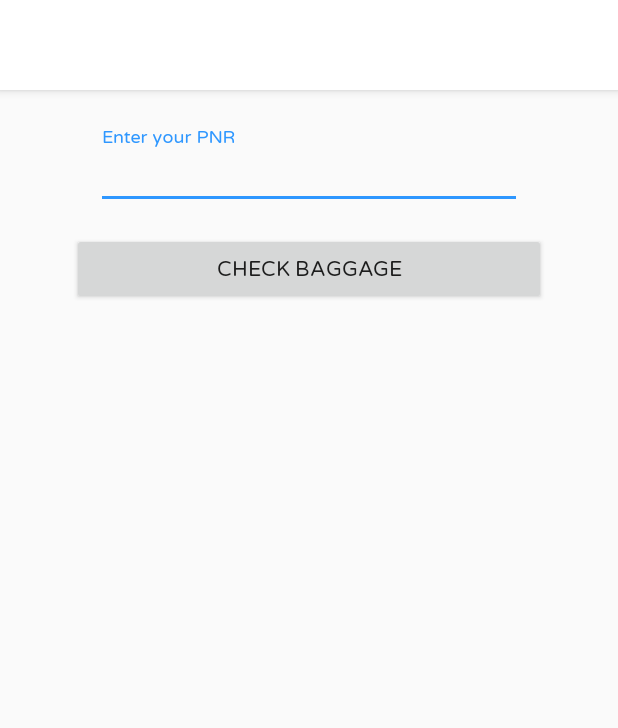
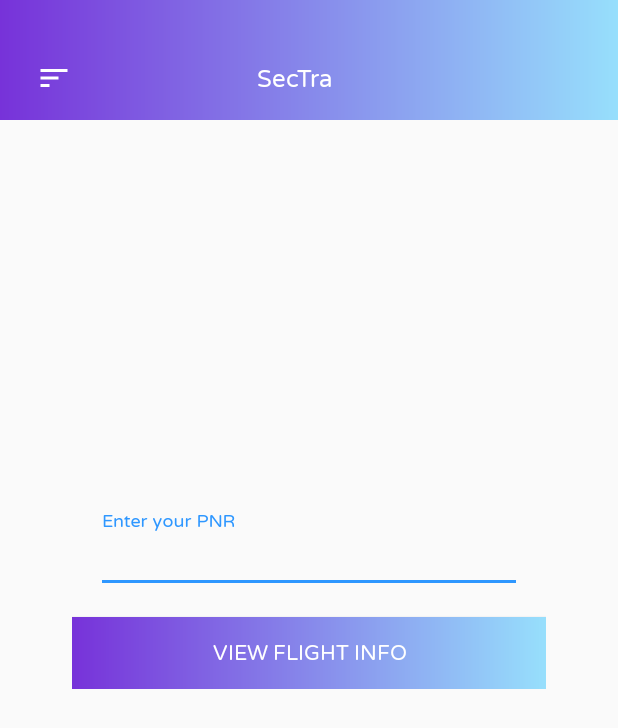
Before and after one commit to mrsaicharan1/SecTra, an Android app: the screen it shows after launch (MainActivity), on a phone screen of 412 x 824 dp. Shown: the top 728 px of the screen. Run offline under Robolectric (Android 15) with nearby library versions, the phone set to English and light mode, and no system bars.

Commit message:
Added gradients. UI basic made.

```diff
--- a/SectraApp/app/src/main/java/org/freeflo/sashank/sectra/activities/MainActivity.kt
+++ b/SectraApp/app/src/main/java/org/freeflo/sashank/sectra/activities/MainActivity.kt
@@ -3,9 +3,14 @@ package org.freeflo.sashank.sectra.activities
 import android.support.v7.app.AppCompatActivity
 import android.os.Bundle
 import android.support.v7.app.ActionBar
+import android.view.Menu
+import android.view.MenuItem
 import org.freeflo.sashank.sectra.R
 import org.freeflo.sashank.sectra.fragments.DetailsFragment
 import org.freeflo.sashank.sectra.fragments.HomeFragment
+import android.view.WindowManager
+
+
 
 class MainActivity : AppCompatActivity() {
 
@@ -15,6 +20,8 @@ class MainActivity : AppCompatActivity() {
 
         supportActionBar?.displayOptions = ActionBar.DISPLAY_SHOW_CUSTOM
         supportActionBar?.setDisplayShowCustomEnabled(true)
+        window.addFlags(WindowManager.LayoutParams.FLAG_LAYOUT_NO_LIMITS)
+        window.addFlags(WindowManager.LayoutParams.FLAG_TRANSLUCENT_NAVIGATION)
 
         supportFragmentManager.beginTransaction()
             .add(R.id.frame, HomeFragment())
@@ -34,4 +41,14 @@ class MainActivity : AppCompatActivity() {
         } else
             super.onBackPressed()
     }
+
+    /*override fun onCreateOptionsMenu(menu: Menu?): Boolean {
+        menuInflater.inflate(R.menu.menu_main,menu)
+        return true
+    }
+
+    override fun onOptionsItemSelected(item: MenuItem?): Boolean {
+        return if (item?.itemId == R.id.logout) true
+        else super.onOptionsItemSelected(item)
+    }*/
 }
--- a/SectraApp/app/src/main/java/org/freeflo/sashank/sectra/activities/ScanActivity.kt
+++ b/SectraApp/app/src/main/java/org/freeflo/sashank/sectra/activities/ScanActivity.kt
@@ -6,6 +6,9 @@ import android.os.Bundle
 import com.wonderkiln.camerakit.*
 import kotlinx.android.synthetic.main.activity_scan.*
 import android.graphics.Bitmap
+import android.support.v7.app.ActionBar
+import android.view.View
+import android.view.WindowManager
 import java.io.ByteArrayOutputStream
 import java.io.File
 import java.io.FileOutputStream
@@ -14,6 +17,7 @@ import org.json.JSONObject
 import com.androidnetworking.interfaces.JSONObjectRequestListener
 import com.androidnetworking.AndroidNetworking
 import com.androidnetworking.common.Priority
+import kotlinx.android.synthetic.main.app_bar.*
 import org.freeflo.sashank.sectra.R
 import org.jetbrains.anko.startActivity
 import org.jetbrains.anko.toast
@@ -25,7 +29,13 @@ class ScanActivity : AppCompatActivity() {
         super.onCreate(savedInstanceState)
         setContentView(R.layout.activity_scan)
 
-        title = "Scan Your Baggage"
+        supportActionBar?.displayOptions = ActionBar.DISPLAY_SHOW_CUSTOM
+        supportActionBar?.setDisplayShowCustomEnabled(true)
+        window.addFlags(WindowManager.LayoutParams.FLAG_LAYOUT_NO_LIMITS)
+        window.addFlags(WindowManager.LayoutParams.FLAG_TRANSLUCENT_NAVIGATION)
+        appBarTitle.text = "Scan Your Baggage"
+        menuIV.visibility = View.GONE
+
         cameraView.addCameraKitListener(object : CameraKitEventListener {
             override fun onVideo(p0: CameraKitVideo?) {}
 
--- /dev/null
+++ b/SectraApp/app/src/main/res/drawable/gradient_main.xml
@@ -0,0 +1,11 @@
+<?xml version="1.0" encoding="utf-8"?>
+<shape xmlns:android="http://schemas.android.com/apk/res/android"
+       android:shape="rectangle" >
+
+    <gradient
+            android:angle="0"
+            android:startColor="#7732D9"
+            android:endColor="#97DFFC"/>
+
+    <corners android:radius="0dp" />
+</shape>
--- /dev/null
+++ b/SectraApp/app/src/main/res/drawable/ic_more_vert_white_24dp.xml
@@ -0,0 +1,5 @@
+<vector android:height="24dp" android:tint="#FFFFFF"
+    android:viewportHeight="24.0" android:viewportWidth="24.0"
+    android:width="24dp" xmlns:android="http://schemas.android.com/apk/res/android">
+    <path android:fillColor="#FF000000" android:pathData="M12,8c1.1,0 2,-0.9 2,-2s-0.9,-2 -2,-2 -2,0.9 -2,2 0.9,2 2,2zM12,10c-1.1,0 -2,0.9 -2,2s0.9,2 2,2 2,-0.9 2,-2 -0.9,-2 -2,-2zM12,16c-1.1,0 -2,0.9 -2,2s0.9,2 2,2 2,-0.9 2,-2 -0.9,-2 -2,-2z"/>
+</vector>
--- /dev/null
+++ b/SectraApp/app/src/main/res/drawable/ic_sort_white_24dp.xml
@@ -0,0 +1,5 @@
+<vector android:height="24dp" android:tint="#FFFFFF"
+    android:viewportHeight="24.0" android:viewportWidth="24.0"
+    android:width="24dp" xmlns:android="http://schemas.android.com/apk/res/android">
+    <path android:fillColor="#FF000000" android:pathData="M3,18h6v-2L3,16v2zM3,6v2h18L21,6L3,6zM3,13h12v-2L3,11v2z"/>
+</vector>
--- a/SectraApp/app/src/main/res/layout/activity_main.xml
+++ b/SectraApp/app/src/main/res/layout/activity_main.xml
@@ -1,46 +1,31 @@
 <?xml version="1.0" encoding="utf-8"?>
-<android.support.design.widget.CoordinatorLayout
+<android.support.constraint.ConstraintLayout
+        android:layout_height="match_parent"
+        android:layout_width="match_parent"
         xmlns:android="http://schemas.android.com/apk/res/android"
-        xmlns:app="http://schemas.android.com/apk/res-auto"
-        android:layout_width="match_parent"
-        android:layout_height="match_parent"
-        android:fitsSystemWindows="true">
+        xmlns:app="http://schemas.android.com/apk/res-auto">
 
-<android.support.design.widget.AppBarLayout
-        android:id="@+id/appbar"
-        android:layout_width="match_parent"
-        android:layout_height="60dp"
-        android:fitsSystemWindows="true"
-        android:theme="@style/AppTheme.PopupOverlay">
+    <include layout="@layout/app_bar"
+             app:layout_constraintTop_toTopOf="parent"
+             android:id="@+id/appbar"/>
 
-        <android.support.v7.widget.Toolbar
-                android:id="@+id/toolbar"
+    <android.support.v4.widget.NestedScrollView
+            android:layout_width="match_parent"
+            android:layout_height="0dp"
+            app:layout_behavior="@string/appbar_scrolling_view_behavior"
+            app:layout_constraintTop_toBottomOf="@+id/appbar"
+            app:layout_constraintBottom_toBottomOf="parent">
+
+        <FrameLayout
+                xmlns:android="http://schemas.android.com/apk/res/android"
+                xmlns:tools="http://schemas.android.com/tools"
+                android:layout_height="match_parent"
                 android:layout_width="match_parent"
-                android:layout_height="60dp"
-                app:layout_collapseMode="pin">
+                android:id="@+id/frame"
+                android:layout_gravity="center"
+                android:layout_marginBottom="60dp"
+                tools:context=".fragments.HomeFragment"/>
 
-        </android.support.v7.widget.Toolbar>
+    </android.support.v4.widget.NestedScrollView>
 
-        <TextView
-                android:layout_width="match_parent"
-                android:layout_height="wrap_content"
-                android:layout_gravity="center|bottom"
-                android:gravity="center|bottom"
-                android:padding="20dp"
-                android:text="@string/app_name"
-                android:textColor="@color/colorAccent"
-                android:textSize="30sp" />
-
-</android.support.design.widget.AppBarLayout>
-
-<android.support.v4.widget.NestedScrollView
-        android:layout_width="match_parent"
-        android:layout_height="match_parent"
-        android:layout_marginBottom="?attr/actionBarSize"
-        app:layout_behavior="@string/appbar_scrolling_view_behavior">
-
-    <include layout="@layout/content_home" />
-
-</android.support.v4.widget.NestedScrollView>
-
-</android.support.design.widget.CoordinatorLayout>
+</android.support.constraint.ConstraintLayout>
--- a/SectraApp/app/src/main/res/layout/activity_scan.xml
+++ b/SectraApp/app/src/main/res/layout/activity_scan.xml
@@ -2,6 +2,10 @@
         xmlns:android="http://schemas.android.com/apk/res/android"
         xmlns:tools="http://schemas.android.com/tools" android:layout_width="match_parent"
         android:layout_height="match_parent" xmlns:app="http://schemas.android.com/apk/res-auto">
+
+    <include layout="@layout/app_bar"
+             app:layout_constraintTop_toTopOf="parent"
+             android:id="@+id/appbar"/>
 
     <com.wonderkiln.camerakit.CameraView
             android:id="@+id/cameraView"
@@ -11,7 +15,7 @@
             app:layout_constraintBottom_toTopOf="@+id/fab"
             app:layout_constraintStart_toStartOf="parent"
             app:layout_constraintEnd_toEndOf="parent" android:layout_marginTop="8dp"
-            app:layout_constraintTop_toTopOf="parent"/>
+            app:layout_constraintTop_toBottomOf="@id/appbar"/>
 
     <android.support.design.widget.FloatingActionButton
             android:id="@+id/fab"
--- a/SectraApp/app/src/main/res/layout/app_bar.xml
+++ b/SectraApp/app/src/main/res/layout/app_bar.xml
@@ -2,18 +2,29 @@
 <android.support.v7.widget.Toolbar
         xmlns:android="http://schemas.android.com/apk/res/android"
         android:layout_width="match_parent"
-        android:layout_height="60dp">
+        android:layout_height="80dp"
+        android:paddingTop="24dp"
+    android:background="@drawable/gradient_main">
     <ImageView
             android:layout_width="wrap_content"
             android:layout_height="wrap_content"
-            android:src="@drawable/ic_sort_black_24dp"
+            android:id="@+id/menuIV"
+            android:src="@drawable/ic_sort_white_24dp"
             android:padding="8dp"/>
 
     <TextView
-            android:layout_width="match_parent"
+            android:layout_width="280dp"
             android:layout_height="wrap_content"
-            android:paddingEnd="36dp"
-    android:textAlignment="center"
-    android:text="SecTra"/>
+            android:textSize="16sp"
+            android:id="@+id/appBarTitle"
+            android:textColor="@android:color/white"
+            android:textAlignment="center"
+            android:text="SecTra"/>
+
+    <!--<ImageView
+            android:layout_width="wrap_content"
+            android:layout_height="wrap_content"
+            android:src="@drawable/ic_more_vert_white_24dp"
+            android:padding="12dp"/>-->
 
 </android.support.v7.widget.Toolbar>
--- a/SectraApp/app/src/main/res/layout/content_home.xml
+++ /dev/null
@@ -1,8 +0,0 @@
-<?xml version="1.0" encoding="utf-8"?>
-<FrameLayout
-        android:layout_height="match_parent"
-        xmlns:android="http://schemas.android.com/apk/res/android"
-        android:layout_width="match_parent"
-        android:id="@+id/frame"
-        xmlns:tools="http://schemas.android.com/tools"
-        tools:context=".fragments.HomeFragment"/>
--- a/SectraApp/app/src/main/res/layout/fragment_details.xml
+++ b/SectraApp/app/src/main/res/layout/fragment_details.xml
@@ -91,6 +91,9 @@
             android:text="Check Baggage"
             android:layout_width="wrap_content"
             android:layout_height="wrap_content"
+            android:background="@drawable/gradient_main"
+            android:textColor="@android:color/white"
+            android:padding="16dp"
             android:id="@+id/checkBT" android:layout_marginTop="36dp"
             app:layout_constraintTop_toBottomOf="@+id/cardView"
             app:layout_constraintStart_toStartOf="parent"
--- a/SectraApp/app/src/main/res/layout/fragment_home.xml
+++ b/SectraApp/app/src/main/res/layout/fragment_home.xml
@@ -36,7 +36,9 @@
             android:layout_width="match_parent"
             android:layout_height="wrap_content"
             android:id="@+id/checkInfoBT"
-            android:text="Check Baggage"/>
+            android:text="View Flight Info"
+            android:background="@drawable/gradient_main"
+            android:textColor="@android:color/white"/>
 
 </LinearLayout>
 </android.support.v4.widget.NestedScrollView>
```
